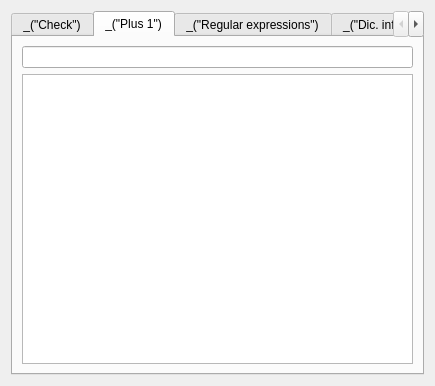
This is qt/ui/dic_tools_widget.ui in cjlano/eliot as Qt 5 draws it before an edit. The edited form follows.
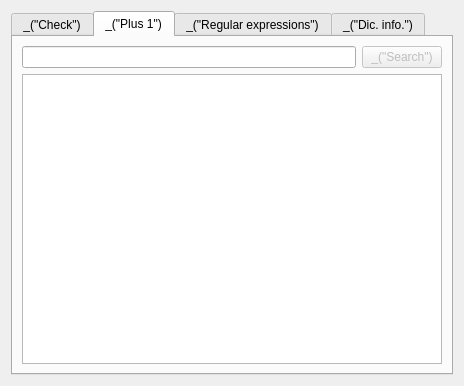
This is the edited form. The open tabs and pages were chosen to show the change.

Commit message: Added search buttons to the "plus 1" and "regexp" tools

Patch:
```diff
--- a/qt/ui/dic_tools_widget.ui
+++ b/qt/ui/dic_tools_widget.ui
@@ -6,7 +6,7 @@
    <rect>
     <x>0</x>
     <y>0</y>
-    <width>435</width>
+    <width>464</width>
     <height>386</height>
    </rect>
   </property>
@@ -55,13 +55,30 @@
       </attribute>
       <layout class="QVBoxLayout" name="verticalLayout_3">
        <item>
-        <widget class="QLineEdit" name="lineEditPlus1"/>
+        <layout class="QHBoxLayout" name="horizontalLayout_4">
+         <item>
+          <widget class="QLineEdit" name="lineEditPlus1"/>
+         </item>
+         <item>
+          <widget class="QPushButton" name="buttonSearchPlus1">
+           <property name="enabled">
+            <bool>false</bool>
+           </property>
+           <property name="text">
+            <string>_(&quot;Search&quot;)</string>
+           </property>
+          </widget>
+         </item>
+        </layout>
        </item>
        <item>
         <widget class="QTreeView" name="treeViewPlus1">
          <property name="editTriggers">
           <set>QAbstractItemView::NoEditTriggers</set>
          </property>
+         <property name="alternatingRowColors">
+          <bool>true</bool>
+         </property>
         </widget>
        </item>
       </layout>
```
Left out of the diff: 21 changed lines with no effect on the pictures. The commit also changes 2 other files.
